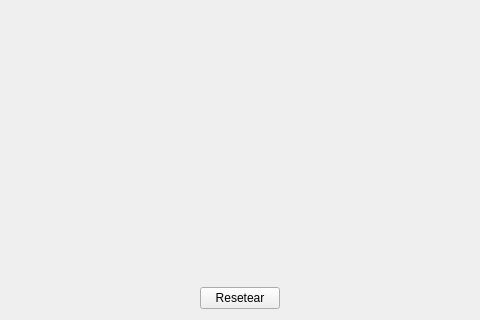
Sunimik1975/ihm_4connect, file gameboard.ui: the form before one commit; both pictures show x 198 to 678 and y 301 to 621 of the 875 by 621 pixel window.
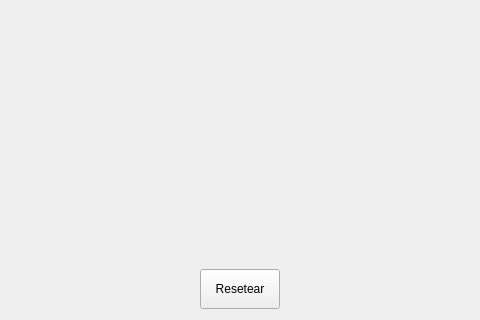
The form after the commit.

Diff of the .ui file:
```diff
--- a/gameboard.ui
+++ b/gameboard.ui
@@ -164,11 +164,17 @@
        <item>
         <widget class="QPushButton" name="reset">
          <property name="sizePolicy">
-          <sizepolicy hsizetype="Maximum" vsizetype="Fixed">
+          <sizepolicy hsizetype="Fixed" vsizetype="Fixed">
            <horstretch>0</horstretch>
            <verstretch>0</verstretch>
           </sizepolicy>
          </property>
+         <property name="minimumSize">
+          <size>
+           <width>40</width>
+           <height>40</height>
+          </size>
+         </property>
          <property name="text">
           <string>Resetear</string>
          </property>
```
